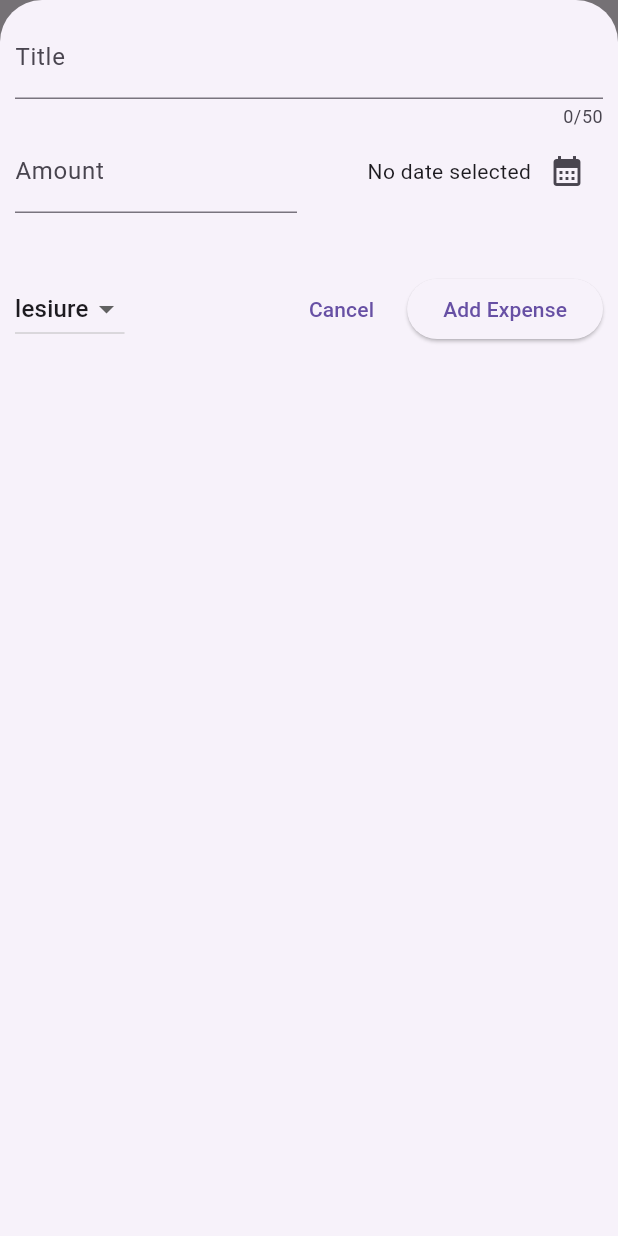
After one commit to karthick794/ExpenseApplication, a Flutter app: the screen it shows after launch, after a tap on the "add" icon, on a phone screen of 412 x 824 dp. The commit adds this screen. Run offline on Flutter 3.47's test engine with Material 3 defaults, Android fonts, the phone set to English and light mode, and no system bars; our stand-ins replace google_fonts.

Commit message:
add expense screen design completed

```diff
--- a/expenseapp/lib/main.dart
+++ b/expenseapp/lib/main.dart
@@ -2,7 +2,9 @@ import 'package:expenseapp/screens/expensehomescreen.dart';
 import 'package:flutter/material.dart';
 
 void main() {
-  runApp(const MaterialApp(
-    home: ExpenseHomeScreen(),
+  runApp( MaterialApp(
+    debugShowCheckedModeBanner: false,
+    theme: ThemeData(useMaterial3: true),
+    home: const ExpenseHomeScreen(),
   ));
 }
--- a/expenseapp/lib/screens/expensehomescreen.dart
+++ b/expenseapp/lib/screens/expensehomescreen.dart
@@ -1,6 +1,8 @@
 import 'package:expenseapp/models/expense.dart';
+import 'package:expenseapp/widgets/addexpenseitemwidget.dart';
 import 'package:expenseapp/widgets/expenselist.dart';
 import 'package:flutter/material.dart';
+import 'package:google_fonts/google_fonts.dart';
 
 class ExpenseHomeScreen extends StatefulWidget {
   const ExpenseHomeScreen({super.key});
@@ -10,6 +12,14 @@ class ExpenseHomeScreen extends StatefulWidget {
 }
 
 class _ExpenseHomeScreenState extends State<ExpenseHomeScreen> {
+  void openAddExpenseModelSheet() {
+    showModalBottomSheet(
+        context: context,
+        isDismissible: true,
+        isScrollControlled: true,
+        builder: (ctx) => const AddexpenseItemWidget());
+  }
+
   final List<ExpenseModel> expenseList = [
     ExpenseModel(
         expenseName: "Travel",
@@ -35,10 +45,22 @@ class _ExpenseHomeScreenState extends State<ExpenseHomeScreen> {
   @override
   Widget build(BuildContext context) {
     return Scaffold(
+      appBar: AppBar(
+        title: const Text("Flutter Widget"),
+        actions: [
+          IconButton(
+              onPressed: openAddExpenseModelSheet, icon: const Icon(Icons.add))
+        ],
+      ),
       body: Column(
         children: [
-          const Text("chart"),
-          Expanded(child: ExpenseListView(expenseList: expenseList),)
+          Text(
+            "Expense List",
+            style: GoogleFonts.lato(fontSize: 30, fontWeight: FontWeight.bold),
+          ),
+          Expanded(
+            child: ExpenseListView(expenseList: expenseList),
+          )
         ],
       ),
     );
--- /dev/null
+++ b/expenseapp/lib/widgets/addexpenseitemwidget.dart
@@ -0,0 +1,136 @@
+import 'package:flutter/material.dart';
+import 'package:intl/intl.dart';
+import 'package:expenseapp/models/expense.dart';
+
+final formatter = DateFormat.yMd();
+
+class AddexpenseItemWidget extends StatefulWidget {
+  const AddexpenseItemWidget({super.key});
+
+  @override
+  State<AddexpenseItemWidget> createState() => _AddexpenseItemWidgetState();
+}
+
+class _AddexpenseItemWidgetState extends State<AddexpenseItemWidget> {
+  // var _userInput = "";
+  // void saveUserInput(String input) {
+  //   _userInput = input;
+  // }
+  var titleEditcontroller = TextEditingController();
+  var amountEditController = TextEditingController();
+  DateTime? selectedDate;
+  Category selectedCategory=Category.lesiure;
+
+  @override
+  void dispose() {
+    titleEditcontroller.dispose();
+    amountEditController.dispose();
+    super.dispose();
+  }
+
+  void presentDatePicker() async {
+    final firstDate = DateTime.now();
+    final lastDate = firstDate;
+    final currentDate =
+        DateTime(firstDate.year - 1, firstDate.month, firstDate.day);
+    final date = await showDatePicker(
+        context: context,
+        initialDate: firstDate,
+        firstDate: currentDate,
+        lastDate: lastDate);
+    setState(() {
+      selectedDate = date;
+    });
+  }
+
+  void clearEdtiorvalue() {
+    titleEditcontroller.clear();
+    amountEditController.clear();
+    Navigator.pop(context);
+  }
+
+  @override
+  Widget build(BuildContext context) {
+    return Padding(
+      padding: const EdgeInsets.all(10.0),
+      child: Column(
+        children: [
+          TextField(
+            // onChanged: saveUserInput,
+            controller: titleEditcontroller,
+            maxLength: 50,
+            decoration: const InputDecoration(label: Text("Title")),
+          ),
+          Row(
+            children: [
+              Expanded(
+                child: TextField(
+                  // onChanged: saveUserInput,
+                  controller: amountEditController,
+                  keyboardType: TextInputType.number,
+                  decoration: const InputDecoration(
+                      prefixText: "\$", label: Text("Amount")),
+                ),
+              ),
+              const SizedBox(
+                width: 16,
+              ),
+              Expanded(
+                  child: Row(
+                mainAxisAlignment: MainAxisAlignment.end,
+                children: [
+                  Text(selectedDate == null
+                      ? "No date selected"
+                      : formatter.format(selectedDate!)),
+                  IconButton(
+                      onPressed: presentDatePicker,
+                      icon: const Icon(Icons.calendar_month))
+                ],
+              )),
+            ],
+          ),
+          const SizedBox(height: 40,),
+          Row(
+            children: [
+              DropdownButton(
+                value: selectedCategory,
+                  items: Category.values
+                      .map(
+                        (category) =>
+                          DropdownMenuItem(
+                            value: category,
+                            child: Text(category.name.toString()
+                            )
+                            )
+                            )
+                      .toList(),
+                  onChanged: (value) {
+                    if (value == null) {
+                        return;
+                      }
+                    setState(() {
+                      selectedCategory = value;
+                    });
+                  }),
+             const Spacer(),
+              TextButton(
+                  onPressed: clearEdtiorvalue, child: const Text("Cancel")),
+              const SizedBox(
+                width: 10,
+              ),
+              ElevatedButton(
+                  onPressed: () {
+                    // print(_userInput);
+                    print(titleEditcontroller.text +
+                        amountEditController.text +
+                        " " +
+                        formatter.format(selectedDate!).toString());
+                  },
+                  child: const Text("Add Expense"))
+            ],
+          )
+        ],
+      ),
+    );
+  }
+}
--- a/expenseapp/lib/widgets/expenseitem.dart
+++ b/expenseapp/lib/widgets/expenseitem.dart
@@ -7,6 +7,7 @@ class ExpenseItem extends StatelessWidget {
   @override
   Widget build(BuildContext context) {
     return Card(
+      color: Colors.greenAccent,
       child: Padding(
         padding: const EdgeInsets.symmetric(horizontal: 20, vertical: 16),
         child: Column(
--- a/expenseapp/pubspec.yaml
+++ b/expenseapp/pubspec.yaml
@@ -9,6 +9,7 @@ environment:
 dependencies:
   flutter:
     sdk: flutter
+  google_fonts: ^6.2.1
   intl: ^0.19.0
   uuid: ^4.4.2
 
```
Also changed, not shown: expenseapp/pubspec.lock, 1 other file.
